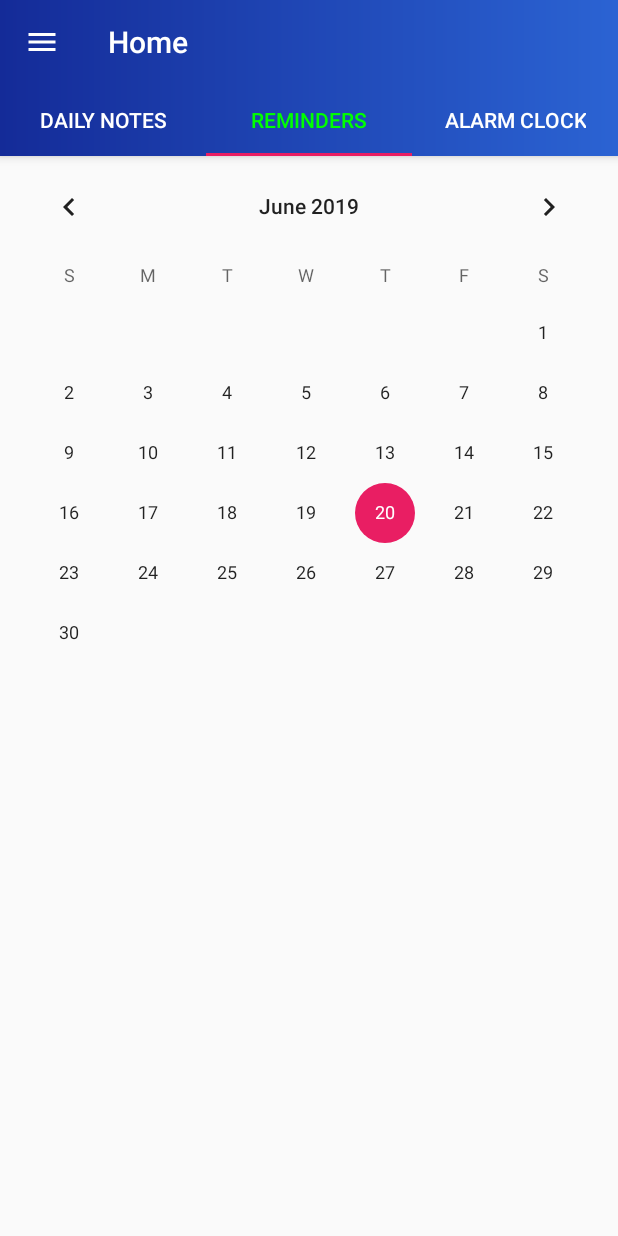
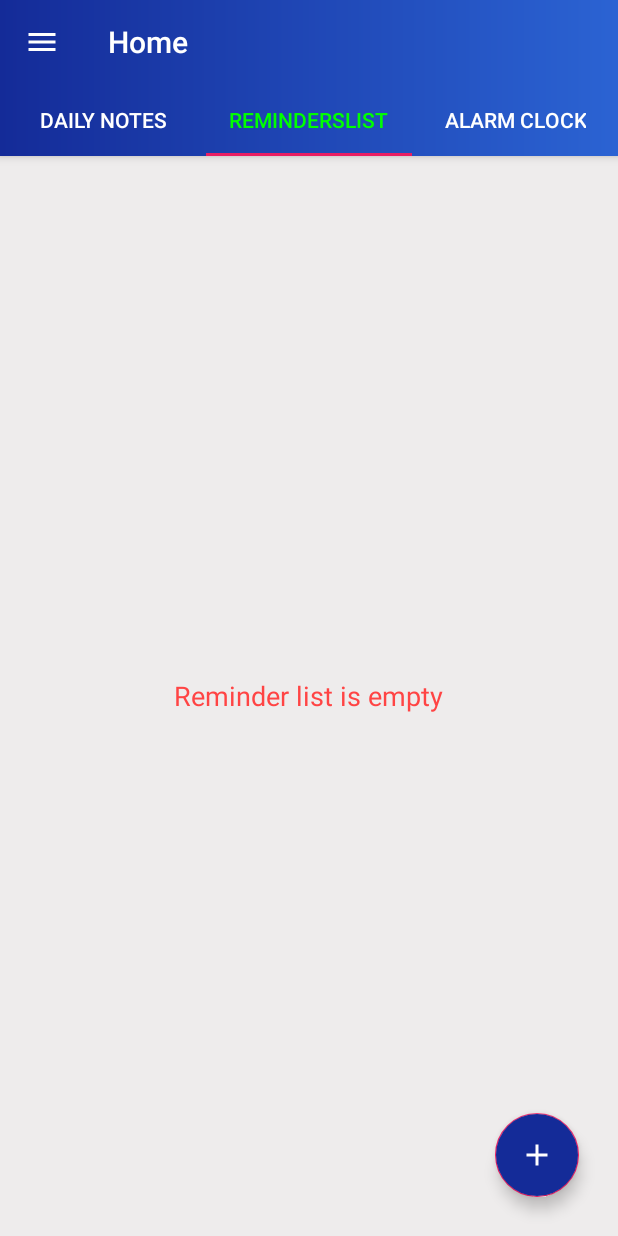
Before and after one commit to Shuvo1260/CSE-Student-Mate, an Android app: the screen it shows after launch (MainActivity), tab 2 chosen, on a phone screen of 412 x 824 dp. Run offline under Robolectric (Android 15) with nearby library versions, the light colour scheme and no system bars; our stand-ins replace sdp/ssp sizes.

Commit message:
ReminderAdapter, ReminderDatabaseHelper, ReminderDatabaseQuery and Reminder class has created.

```diff
--- a/app/src/main/java/com/example/csestudentmate/Home/Home.java
+++ b/app/src/main/java/com/example/csestudentmate/Home/Home.java
@@ -12,7 +12,7 @@ import android.view.ViewGroup;
 
 import com.example.csestudentmate.Home.AlarmClockPage.AlarmPage;
 import com.example.csestudentmate.Home.NotepadPage.Features.DailyNotes;
-import com.example.csestudentmate.Home.Reminders.Reminders;
+import com.example.csestudentmate.Home.Reminders.Features.RemindersList;
 import com.example.csestudentmate.Adapter.PageAdapter;
 import com.example.csestudentmate.R;
 
@@ -33,7 +33,7 @@ public class Home extends Fragment {
 
         PagerAdapter homePageAdapter = new PageAdapter(getChildFragmentManager());
         ((PageAdapter) homePageAdapter).addFragment(new DailyNotes(),"Daily Notes");
-        ((PageAdapter) homePageAdapter).addFragment(new Reminders(),"Reminders");
+        ((PageAdapter) homePageAdapter).addFragment(new RemindersList(),"RemindersList");
         ((PageAdapter) homePageAdapter).addFragment(new AlarmPage(), "Alarm Clock");
 
         viewPager.setAdapter(homePageAdapter);
--- a/app/src/main/java/com/example/csestudentmate/Home/NotepadPage/Database/NotepadDatabaseHelper.java
+++ b/app/src/main/java/com/example/csestudentmate/Home/NotepadPage/Database/NotepadDatabaseHelper.java
@@ -4,7 +4,7 @@ import android.content.Context;
 import android.database.sqlite.SQLiteDatabase;
 import android.database.sqlite.SQLiteOpenHelper;
 
-import com.example.csestudentmate.Home.NotepadPage.Util.Config;
+import com.example.csestudentmate.Home.Util.Config;
 
 public class NotepadDatabaseHelper extends SQLiteOpenHelper {
 
--- a/app/src/main/java/com/example/csestudentmate/Home/NotepadPage/Database/NotepadDatabaseQuery.java
+++ b/app/src/main/java/com/example/csestudentmate/Home/NotepadPage/Database/NotepadDatabaseQuery.java
@@ -4,11 +4,10 @@ import android.content.ContentValues;
 import android.content.Context;
 import android.database.Cursor;
 import android.database.sqlite.SQLiteDatabase;
-import android.database.sqlite.SQLiteOpenHelper;
 import android.widget.Toast;
 
 import com.example.csestudentmate.Home.NotepadPage.Features.Note;
-import com.example.csestudentmate.Home.NotepadPage.Util.Config;
+import com.example.csestudentmate.Home.Util.Config;
 
 import java.util.ArrayList;
 import java.util.Collections;
--- a/app/src/main/java/com/example/csestudentmate/Home/NotepadPage/Features/DailyNotes.java
+++ b/app/src/main/java/com/example/csestudentmate/Home/NotepadPage/Features/DailyNotes.java
@@ -154,6 +154,15 @@ public class DailyNotes extends Fragment {
         }
     }
 
+    @Override
+    public void onStart() {
+        super.onStart();
+
+        retrieveNotes();
+        notepadViewAdapter.notifyDataSetChanged();
+        recyclerView.setAdapter(notepadViewAdapter);
+    }
+
     public void emptyChecker(){
         if(!noteList.isEmpty()){
             emptyText.setVisibility(View.GONE);
--- /dev/null
+++ b/app/src/main/java/com/example/csestudentmate/Home/Reminders/Features/Reminder.java
@@ -0,0 +1,4 @@
+package com.example.csestudentmate.Home.Reminders.Features;
+
+public class Reminder {
+}
--- a/app/src/main/java/com/example/csestudentmate/Home/Reminders/Reminders.java
+++ b/app/src/main/java/com/example/csestudentmate/Home/Reminders/Features/RemindersList.java
@@ -1,4 +1,4 @@
-package com.example.csestudentmate.Home.Reminders;
+package com.example.csestudentmate.Home.Reminders.Features;
 
 import android.os.Bundle;
 import android.support.v4.app.Fragment;
@@ -8,7 +8,7 @@ import android.view.ViewGroup;
 
 import com.example.csestudentmate.R;
 
-public class Reminders extends Fragment {
+public class RemindersList extends Fragment {
 
     @Override
     public View onCreateView(LayoutInflater inflater, ViewGroup container,
--- a/app/src/main/res/layout/fragment_daily_notes.xml
+++ b/app/src/main/res/layout/fragment_daily_notes.xml
@@ -1,5 +1,6 @@
 <?xml version="1.0" encoding="utf-8"?>
-<android.support.design.widget.CoordinatorLayout xmlns:android="http://schemas.android.com/apk/res/android"
+<android.support.design.widget.CoordinatorLayout
+    xmlns:android="http://schemas.android.com/apk/res/android"
     xmlns:tools="http://schemas.android.com/tools"
     android:layout_width="match_parent"
     android:layout_height="match_parent"
--- a/app/src/main/res/layout/fragment_reminders.xml
+++ b/app/src/main/res/layout/fragment_reminders.xml
@@ -1,18 +1,41 @@
 <?xml version="1.0" encoding="utf-8"?>
-<LinearLayout xmlns:android="http://schemas.android.com/apk/res/android"
+<android.support.design.widget.CoordinatorLayout
+    xmlns:android="http://schemas.android.com/apk/res/android"
     xmlns:tools="http://schemas.android.com/tools"
     android:layout_width="match_parent"
     android:layout_height="match_parent"
-    tools:context=".Home.Reminders.Reminders"
-    android:orientation="vertical"
+    tools:context=".Home.Reminders.Features.RemindersList"
     >
 
-    <!-- TODO: Update blank fragment layout -->
-    <CalendarView
+    <android.support.v7.widget.RecyclerView
+        android:id="@+id/reminderRecyclerViewId"
         android:layout_width="match_parent"
-        android:layout_height="wrap_content"
+        android:layout_height="match_parent"
+        android:scrollbars="vertical"
+        android:background="@color/offwhite"
         >
 
-    </CalendarView>
+    </android.support.v7.widget.RecyclerView>
 
-</LinearLayout>
+    <TextView
+        android:id="@+id/emptyReminderId"
+        android:layout_width="wrap_content"
+        android:layout_height="wrap_content"
+        android:layout_gravity="center"
+        android:text="@string/remindersEmptyMessage"
+        android:textSize="@dimen/_14sdp"
+        android:textColor="@android:color/holo_red_light"
+        />
+
+
+    <android.support.design.widget.FloatingActionButton
+        android:id="@+id/addReminderId"
+        android:layout_width="wrap_content"
+        android:layout_height="wrap_content"
+        android:src="@drawable/ic_add_white"
+        android:layout_gravity="bottom|end"
+        android:layout_margin="@dimen/_20sdp"
+        android:backgroundTint="@color/colorPrimaryDark"
+        android:foregroundTint="@color/colorPrimaryDark"
+        />
+</android.support.design.widget.CoordinatorLayout>
--- a/app/src/main/res/values/strings.xml
+++ b/app/src/main/res/values/strings.xml
@@ -31,4 +31,5 @@
     <string name="hello_blank_fragment">Hello blank fragment</string>
 
     <string name="notesEmptyMessage">Note list is empty</string>
+    <string name="remindersEmptyMessage">Reminder list is empty</string>
 </resources>
```
Also changed, not shown: app/src/main/java/com/example/csestudentmate/Home/NotepadPage/Util/Config.java (deleted, +0 -10 lines), app/src/main/java/com/example/csestudentmate/Home/Reminders/Adapter/ReminderAdapter.java (added, +33 -0 lines), app/src/main/java/com/example/csestudentmate/Home/Reminders/Database/ReminderDatabaseHelper.java (added, +39 -0 lines), app/src/main/java/com/example/csestudentmate/Home/Reminders/Database/ReminderDatabaseQuery.java (added, +32 -0 lines), app/src/main/java/com/example/csestudentmate/Home/Util/Config.java (added, +14 -0 lines).
